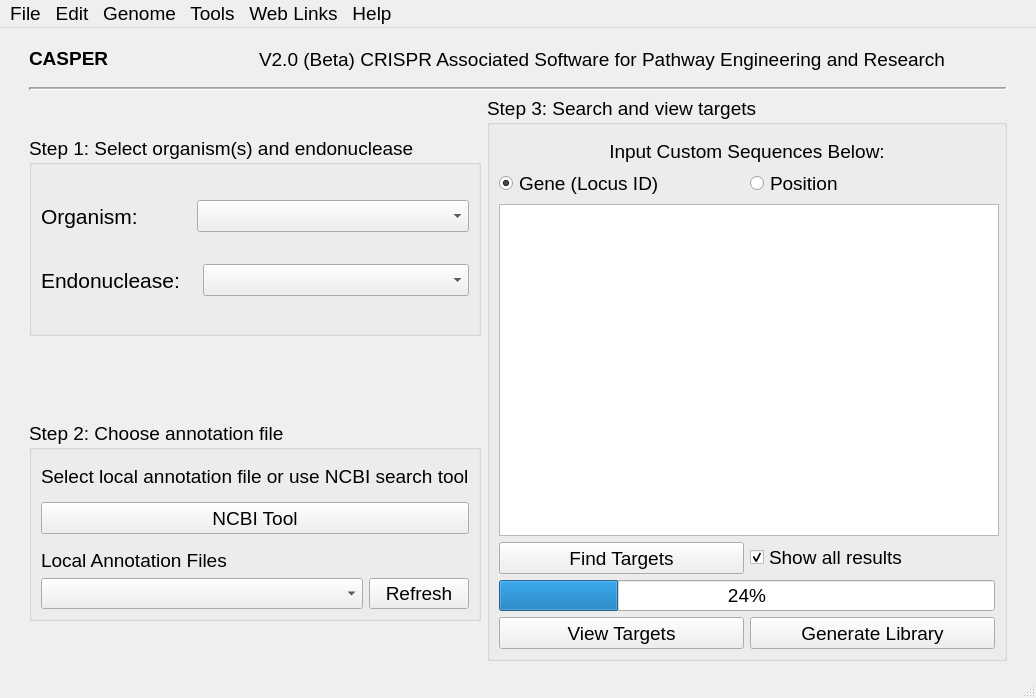
TrinhLab/CASPERapp, file CASPER_main.ui: the form before one commit.
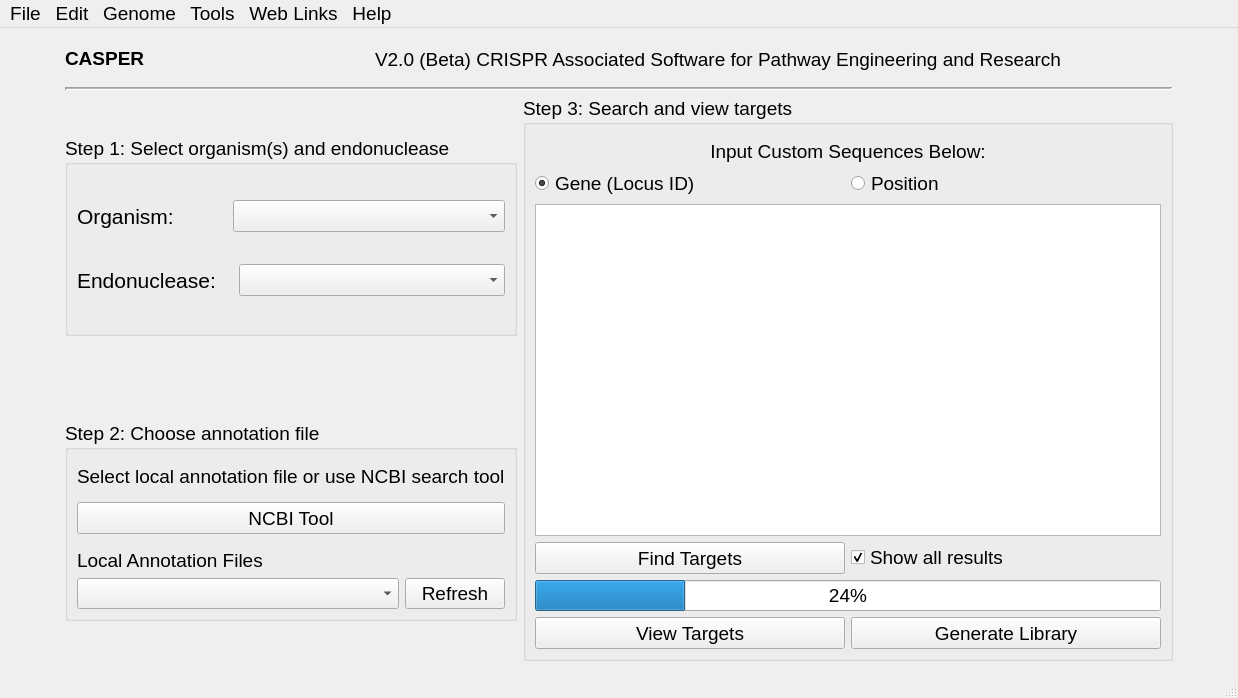
The form after the commit.

Patch:
```diff
--- a/CASPER_main.ui
+++ b/CASPER_main.ui
@@ -9,7 +9,7 @@
    <rect>
     <x>0</x>
     <y>0</y>
-    <width>1036</width>
+    <width>1238</width>
     <height>698</height>
    </rect>
   </property>
@@ -27,52 +27,7 @@
     <string notr="true">font: 14pt &quot;Arial&quot;;</string>
    </property>
    <layout class="QGridLayout" name="gridLayout_6">
-    <item row="2" column="0" colspan="2">
-     <widget class="Line" name="line">
-      <property name="maximumSize">
-       <size>
-        <width>1000000</width>
-        <height>16777215</height>
-       </size>
-      </property>
-      <property name="styleSheet">
-       <string notr="true">color: rgb(0, 0, 0);</string>
-      </property>
-      <property name="lineWidth">
-       <number>2</number>
-      </property>
-      <property name="midLineWidth">
-       <number>1</number>
-      </property>
-      <property name="orientation">
-       <enum>Qt::Horizontal</enum>
-      </property>
-     </widget>
-    </item>
-    <item row="1" column="0">
-     <widget class="QLabel" name="label_8">
-      <property name="minimumSize">
-       <size>
-        <width>170</width>
-        <height>44</height>
-       </size>
-      </property>
-      <property name="maximumSize">
-       <size>
-        <width>170</width>
-        <height>44</height>
-       </size>
-      </property>
-      <property name="styleSheet">
-       <string notr="true">font: 28pt &quot;Arial&quot;;
-</string>
-      </property>
-      <property name="text">
-       <string>&lt;html&gt;&lt;head/&gt;&lt;body&gt;&lt;p&gt;&lt;span style=&quot; font-weight:600; color:#000000;&quot;&gt;CASPER&lt;/span&gt;&lt;/p&gt;&lt;/body&gt;&lt;/html&gt;</string>
-      </property>
-     </widget>
-    </item>
-    <item row="3" column="0" rowspan="2" colspan="2">
+    <item row="3" column="1" rowspan="2" colspan="2">
      <layout class="QGridLayout" name="gridLayout_7">
       <property name="sizeConstraint">
        <enum>QLayout::SetDefaultConstraint</enum>
@@ -218,7 +173,7 @@
         </property>
         <property name="minimumSize">
          <size>
-          <width>500</width>
+          <width>650</width>
           <height>500</height>
          </size>
         </property>
@@ -301,8 +256,8 @@
            </property>
            <property name="maximumSize">
             <size>
-             <width>1000000</width>
-             <height>1000000</height>
+             <width>16777215</width>
+             <height>16777215</height>
             </size>
            </property>
           </widget>
@@ -490,7 +445,7 @@
       </item>
      </layout>
     </item>
-    <item row="1" column="1">
+    <item row="1" column="2">
      <widget class="QLabel" name="label_7">
       <property name="minimumSize">
        <size>
@@ -521,6 +476,89 @@
       </property>
      </widget>
     </item>
+    <item row="2" column="1" colspan="2">
+     <widget class="Line" name="line">
+      <property name="maximumSize">
+       <size>
+        <width>1000000</width>
+        <height>16777215</height>
+       </size>
+      </property>
+      <property name="styleSheet">
+       <string notr="true">color: rgb(0, 0, 0);</string>
+      </property>
+      <property name="lineWidth">
+       <number>2</number>
+      </property>
+      <property name="midLineWidth">
+       <number>1</number>
+      </property>
+      <property name="orientation">
+       <enum>Qt::Horizontal</enum>
+      </property>
+     </widget>
+    </item>
+    <item row="1" column="1">
+     <widget class="QLabel" name="label_8">
+      <property name="minimumSize">
+       <size>
+        <width>170</width>
+        <height>44</height>
+       </size>
+      </property>
+      <property name="maximumSize">
+       <size>
+        <width>170</width>
+        <height>44</height>
+       </size>
+      </property>
+      <property name="styleSheet">
+       <string notr="true">font: 28pt &quot;Arial&quot;;
+</string>
+      </property>
+      <property name="text">
+       <string>&lt;html&gt;&lt;head/&gt;&lt;body&gt;&lt;p&gt;&lt;span style=&quot; font-weight:600; color:#000000;&quot;&gt;CASPER&lt;/span&gt;&lt;/p&gt;&lt;/body&gt;&lt;/html&gt;</string>
+      </property>
+     </widget>
+    </item>
+    <item row="1" column="3">
+     <widget class="QLabel" name="label_5">
+      <property name="minimumSize">
+       <size>
+        <width>50</width>
+        <height>0</height>
+       </size>
+      </property>
+      <property name="maximumSize">
+       <size>
+        <width>50</width>
+        <height>16777215</height>
+       </size>
+      </property>
+      <property name="text">
+       <string/>
+      </property>
+     </widget>
+    </item>
+    <item row="1" column="0">
+     <widget class="QLabel" name="label_6">
+      <property name="minimumSize">
+       <size>
+        <width>50</width>
+        <height>0</height>
+       </size>
+      </property>
+      <property name="maximumSize">
+       <size>
+        <width>50</width>
+        <height>16777215</height>
+       </size>
+      </property>
+      <property name="text">
+       <string/>
+      </property>
+     </widget>
+    </item>
    </layout>
   </widget>
   <widget class="QMenuBar" name="menubar">
@@ -528,7 +566,7 @@
     <rect>
      <x>0</x>
      <y>0</y>
-     <width>1036</width>
+     <width>1238</width>
      <height>21</height>
     </rect>
    </property>
```
